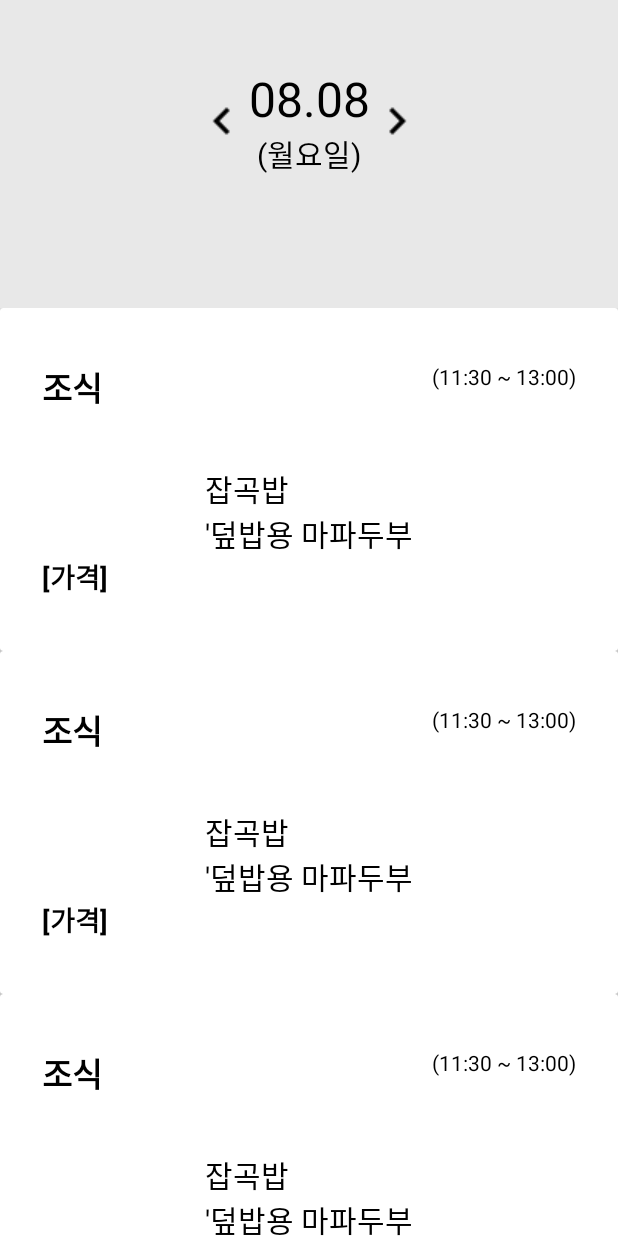
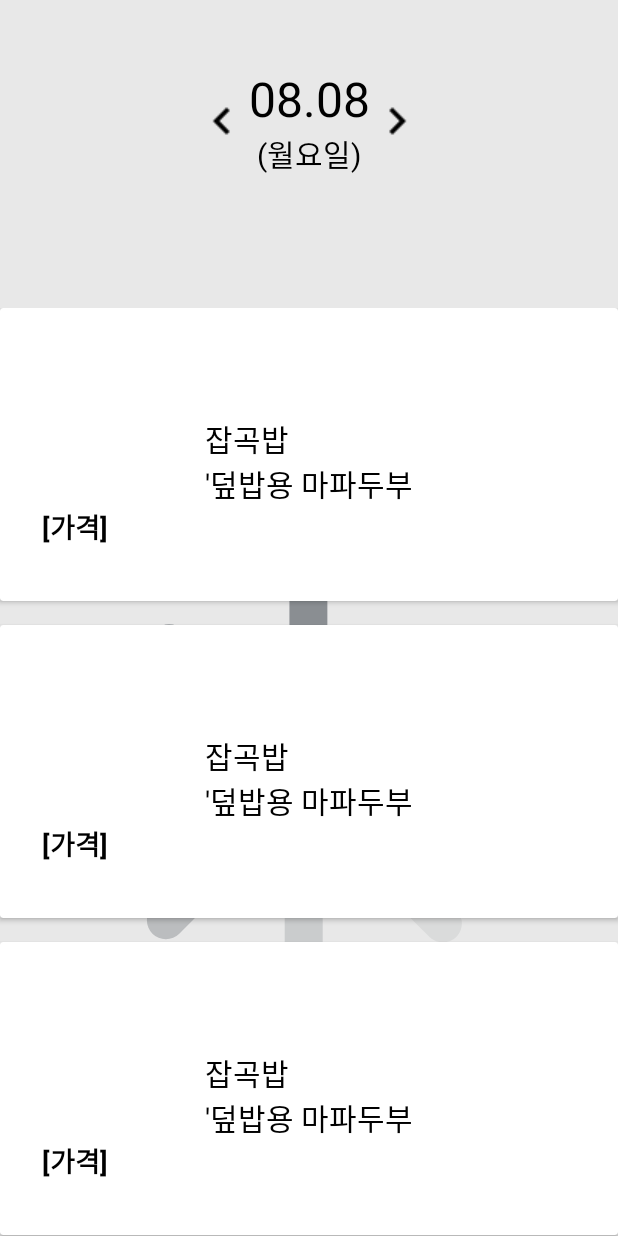
Before and after one commit to BraveSejin/HyuCafetgeria, an Android app: the layout fragment_main.xml on its own in the app's theme, with its tools: preview values and no code run, on a phone screen of 412 x 824 dp. Run offline under Robolectric (Android 15) with nearby library versions, the phone set to English and light mode, and no system bars; network calls fail.

Commit message:
todo : design

```diff
--- a/app/src/main/java/com/sejin/hyucafeteria/adapters/MealAdapter.kt
+++ b/app/src/main/java/com/sejin/hyucafeteria/adapters/MealAdapter.kt
@@ -25,9 +25,13 @@ class MealAdapter : ListAdapter<Meal, MealAdapter.MealViewHolder>(MealDiffCallba
         holder.bind(getItem(position))
     }
 
-    class MealViewHolder(private val binding: ListItemMealBinding) : RecyclerView.ViewHolder(binding.root) {
+    class MealViewHolder(private val binding: ListItemMealBinding) :
+        RecyclerView.ViewHolder(binding.root) {
         fun bind(item: Meal) {
-            binding.mealName.text = item.title
+            binding.menuTitle.text = item.title
+            binding.menuRcv.adapter = MenuAdapter().apply {
+                submitList(item.menus)
+            }
         }
     }
 }
--- a/app/src/main/res/layout/fragment_main.xml
+++ b/app/src/main/res/layout/fragment_main.xml
@@ -89,6 +89,36 @@
                 tools:background="@drawable/selector_cafeteria_radio_background" />
         </HorizontalScrollView>
 
+        <com.airbnb.lottie.LottieAnimationView
+            android:id="@+id/ani_load"
+            android:layout_width="0dp"
+            android:layout_height="0dp"
+            android:layout_marginHorizontal="16dp"
+            android:layout_marginTop="16dp"
+            android:padding="32dp"
+            app:layout_constraintBottom_toBottomOf="parent"
+            app:layout_constraintLeft_toLeftOf="parent"
+            app:layout_constraintRight_toRightOf="parent"
+            app:layout_constraintTop_toBottomOf="@id/scv_radio_group"
+            app:lottie_autoPlay="true"
+            app:lottie_loop="true"
+            app:lottie_rawRes="@raw/lottie_loading_gray" />
+
+        <TextView
+            android:id="@+id/text_none"
+            android:layout_width="wrap_content"
+            android:layout_height="wrap_content"
+            android:textAlignment="center"
+            android:text="해당 식당은 오늘 운영하지 않아요."
+            android:textSize="20sp"
+            android:textStyle="bold"
+            android:visibility="gone"
+            tools:visibility="visible"
+            app:layout_constraintBottom_toBottomOf="parent"
+            app:layout_constraintLeft_toLeftOf="parent"
+            app:layout_constraintRight_toRightOf="parent"
+            app:layout_constraintTop_toBottomOf="@id/scv_radio_group" />
+
 
         <androidx.recyclerview.widget.RecyclerView
             android:id="@+id/rcv"
--- a/app/src/main/res/layout/list_item_meal.xml
+++ b/app/src/main/res/layout/list_item_meal.xml
@@ -24,7 +24,7 @@
                 app:layout_constraintTop_toTopOf="parent">
 
                 <TextView
-                    android:id="@+id/meal_name"
+                    android:id="@+id/menu_title"
                     android:layout_width="wrap_content"
                     android:layout_height="wrap_content"
                     android:textColor="@color/black"
--- a/app/src/main/res/layout/list_item_menu.xml
+++ b/app/src/main/res/layout/list_item_menu.xml
@@ -5,7 +5,9 @@
 
     <androidx.cardview.widget.CardView
         android:layout_width="match_parent"
-        android:layout_height="wrap_content">
+        android:layout_height="wrap_content"
+        android:layout_marginBottom="16dp"
+        android:elevation="0dp">
 
         <androidx.constraintlayout.widget.ConstraintLayout
             android:layout_width="match_parent"
@@ -21,26 +23,18 @@
                 app:layout_constraintLeft_toLeftOf="parent"
                 app:layout_constraintTop_toTopOf="parent">
 
-                <TextView
-                    android:id="@+id/meal_name"
-                    android:layout_width="wrap_content"
-                    android:layout_height="wrap_content"
-                    android:textColor="@color/black"
-                    android:textSize="22sp"
-                    android:textStyle="bold"
-                    tools:text="조식" />
 
                 <Space
                     android:layout_width="0dp"
                     android:layout_height="0dp"
                     android:layout_weight="@integer/material_motion_duration_long_1" />
 
-                <TextView
-                    android:id="@+id/meal_time"
-                    android:layout_width="wrap_content"
-                    android:layout_height="wrap_content"
-                    android:layout_gravity="right"
-                    tools:text="(11:30 ~ 13:00)" />
+                <!--                <TextView-->
+                <!--                    android:id="@+id/meal_time"-->
+                <!--                    android:layout_width="wrap_content"-->
+                <!--                    android:layout_height="wrap_content"-->
+                <!--                    android:layout_gravity="right"-->
+                <!--                    tools:text="(11:30 ~ 13:00)" />-->
 
             </androidx.appcompat.widget.LinearLayoutCompat>
 
```
